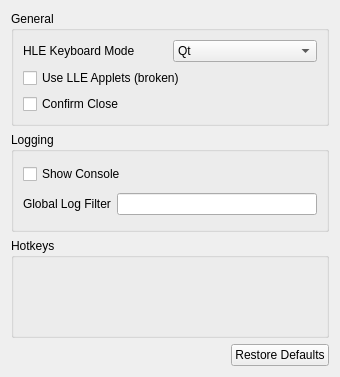
First picture: the form in src/citra/configuration/configure_general.ui, repository GreenAmaranthine/citra, before the edit.
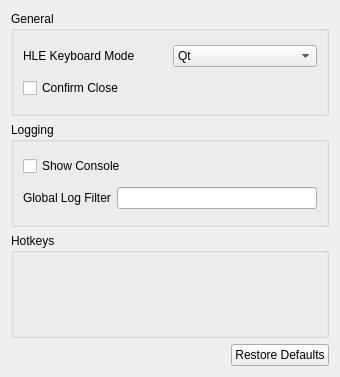
Second picture: the form after the edit. Custom widgets are drawn as their Qt base class.

Diff of the .ui file:
```diff
--- a/src/citra/configuration/configure_general.ui
+++ b/src/citra/configuration/configure_general.ui
@@ -52,13 +52,6 @@
             </item>
            </layout>
           </item>
-          <item>
-           <widget class="QCheckBox" name="use_lle_applets">
-            <property name="text">
-             <string>Use LLE Applets (broken)</string>
-            </property>
-           </widget>
-          </item>
           <item>
            <widget class="QCheckBox" name="confirm_close">
             <property name="text">
```
